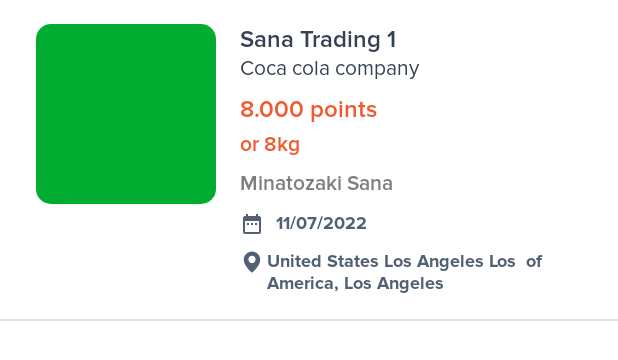
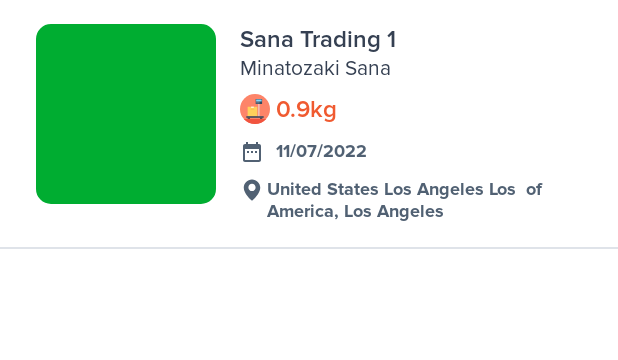
Before and after one commit to tranvanhien187/Mobile_Recycling-Collection-System, an Android app: the layout item_garbage_history.xml on its own in the app's theme, with its tools: preview values and no code run, on a phone screen of 412 x 824 dp. Shown: the top 360 px of the screen. Run offline under Robolectric (Android 15) with nearby library versions, the phone set to English and light mode, and no system bars; network calls fail.

Commit message:
Garbage History

```diff
--- a/app/src/main/java/datn/cnpm/rcsystem/domain/model/GarbageUserHistoryEntity.kt
+++ b/app/src/main/java/datn/cnpm/rcsystem/domain/model/GarbageUserHistoryEntity.kt
@@ -8,6 +8,7 @@ class GarbageUserHistoryEntity(
     val id: Int = 0,
     val dealerId: String? = null,
     val dealerName: String? = null,
+    val placeUrl: String? = null,
     val placeId: String? = null,
     val placeName: String? = null,
     val point: Int = 0,
@@ -24,6 +25,7 @@ fun GarbageUserHistoryResponse.mapToEntity(): GarbageUserHistoryEntity {
         id,
         dealerId,
         dealerName,
+        placeUrl,
         placeId,
         placeName,
         point,
--- a/app/src/main/java/datn/cnpm/rcsystem/feature/history/garbage/GarbageHistoryEvent.kt
+++ b/app/src/main/java/datn/cnpm/rcsystem/feature/history/garbage/GarbageHistoryEvent.kt
@@ -10,6 +10,6 @@ sealed interface GarbageHistoryEvent {
 
     object UserLoginSuccess : GarbageHistoryEvent
     data class UserUpdatedYet(val uuid: String) : GarbageHistoryEvent
-    object DealerLoginSuccess : GarbageHistoryEvent
+    object UnKnowError : GarbageHistoryEvent
     data class LoginFailure(val message: String) : GarbageHistoryEvent
 }
--- a/app/src/main/java/datn/cnpm/rcsystem/remote/NetworkConfig.kt
+++ b/app/src/main/java/datn/cnpm/rcsystem/remote/NetworkConfig.kt
@@ -14,5 +14,5 @@ object NetworkConfig {
 
     const val NETWORK_READ_TIMEOUT = 90
 
-    const val BASE_URL = "https://2176-2402-800-629c-acbb-ba-558b-3541-8986.ap.ngrok.io/"
+    const val BASE_URL = "https://729f-2402-800-629c-acbb-b172-a344-1b6f-3438.ap.ngrok.io/"
 }
--- /dev/null
+++ b/app/src/main/res/drawable/ic_weight.xml
@@ -0,0 +1,63 @@
+<vector xmlns:android="http://schemas.android.com/apk/res/android"
+    android:width="20dp"
+    android:height="20dp"
+    android:viewportWidth="508"
+    android:viewportHeight="508">
+    <path
+        android:fillColor="#FD8469"
+        android:pathData="M254,254m-254,0a254,254 0,1 1,508 0a254,254 0,1 1,-508 0" />
+    <path
+        android:fillColor="#F1543F"
+        android:pathData="M63.7,422.1C110.2,474.8 178.2,508 254,508s143.8,-33.2 190.3,-85.9H63.7z" />
+    <path
+        android:fillColor="#FFD05B"
+        android:pathData="M290.4,377.4H131.5c-1,0 -1.9,-0.8 -1.9,-1.9V216.7c0,-1 0.8,-1.9 1.9,-1.9h158.9c1,0 1.9,0.8 1.9,1.9v158.9C292.3,376.6 291.4,377.4 290.4,377.4z" />
+    <path
+        android:fillColor="#FFFFFF"
+        android:pathData="M188.2,214.8h45.5v17.9h-45.5z" />
+    <path
+        android:fillColor="#F9B54C"
+        android:pathData="M236.4,263.8h-50.8c-3.6,0 -6.5,-2.9 -6.5,-6.5l0,0c0,-3.6 2.9,-6.5 6.5,-6.5h50.8c3.6,0 6.5,2.9 6.5,6.5l0,0C242.8,260.9 239.9,263.8 236.4,263.8z" />
+    <path
+        android:fillColor="#E6E9EE"
+        android:pathData="M312.4,163.1h15.5v223.7h-15.5z" />
+    <path
+        android:fillColor="#324A5E"
+        android:pathData="M400.2,403.3H107.8c-0.7,0 -1.2,-0.5 -1.2,-1.2v-23.5c0,-0.7 0.5,-1.2 1.2,-1.2h292.3c0.7,0 1.2,0.5 1.2,1.2v23.5C401.4,402.8 400.8,403.3 400.2,403.3z" />
+    <path
+        android:fillColor="#2B3B4E"
+        android:pathData="M378.3,403.3h-39.4v16.3c0,0.3 0.2,0.5 0.5,0.5h38.4c0.3,0 0.5,-0.2 0.5,-0.5V403.3z" />
+    <path
+        android:fillColor="#2B3B4E"
+        android:pathData="M169.1,403.3h-39.4v16.3c0,0.3 0.2,0.5 0.5,0.5h38.4c0.3,0 0.5,-0.2 0.5,-0.5V403.3z" />
+    <path
+        android:fillColor="#324A5E"
+        android:pathData="M373.2,167.5H267c-0.7,0 -1.2,-0.5 -1.2,-1.2V85c0,-0.7 0.5,-1.2 1.2,-1.2h106.2c0.7,0 1.2,0.5 1.2,1.2v81.3C374.4,166.9 373.9,167.5 373.2,167.5z" />
+    <path
+        android:fillColor="#84DBFF"
+        android:pathData="M273.2,92.9h93.9v33.3h-93.9z" />
+    <path
+        android:fillColor="#CED5E0"
+        android:pathData="M273.2,132h9.7v9.7h-9.7z" />
+    <path
+        android:fillColor="#CED5E0"
+        android:pathData="M288.4,132h9.7v9.7h-9.7z" />
+    <path
+        android:fillColor="#CED5E0"
+        android:pathData="M303.6,132h9.7v9.7h-9.7z" />
+    <path
+        android:fillColor="#CED5E0"
+        android:pathData="M318.8,132h9.7v9.7h-9.7z" />
+    <path
+        android:fillColor="#CED5E0"
+        android:pathData="M273.2,147.2h9.7v9.7h-9.7z" />
+    <path
+        android:fillColor="#CED5E0"
+        android:pathData="M288.4,147.2h9.7v9.7h-9.7z" />
+    <path
+        android:fillColor="#CED5E0"
+        android:pathData="M303.6,147.2h9.7v9.7h-9.7z" />
+    <path
+        android:fillColor="#CED5E0"
+        android:pathData="M318.8,147.2h9.7v9.7h-9.7z" />
+</vector>
--- a/app/src/main/res/layout/item_garbage_history.xml
+++ b/app/src/main/res/layout/item_garbage_history.xml
@@ -1,6 +1,5 @@
 <?xml version="1.0" encoding="utf-8"?>
-<androidx.constraintlayout.widget.ConstraintLayout
-    xmlns:android="http://schemas.android.com/apk/res/android"
+<androidx.constraintlayout.widget.ConstraintLayout xmlns:android="http://schemas.android.com/apk/res/android"
     xmlns:app="http://schemas.android.com/apk/res-auto"
     xmlns:tools="http://schemas.android.com/tools"
     android:id="@+id/clGarbage"
@@ -22,37 +21,37 @@
         app:shapeAppearanceOverlay="@style/CustomShapeOverlay10"
         tools:src="@color/green_00ad31" />
 
-    <TextView
-        android:id="@+id/tvRegister"
-        android:layout_width="0dp"
-        android:layout_height="wrap_content"
-        android:background="@drawable/bg_register_type_bottom_8"
-        android:fontFamily="@font/proximanova_bold"
-        android:gravity="center"
-        android:paddingVertical="4dp"
-        android:text="@string/register_label"
-        android:textColor="@color/white"
-        android:textSize="12sp"
-        app:layout_constraintBottom_toBottomOf="@id/ivTPlace"
-        app:layout_constraintEnd_toEndOf="@id/ivTPlace"
-        app:layout_constraintStart_toStartOf="@id/ivTPlace"
-        tools:visibility="gone" />
+<!--    <TextView-->
+<!--        android:id="@+id/tvRegister"-->
+<!--        android:layout_width="0dp"-->
+<!--        android:layout_height="wrap_content"-->
+<!--        android:background="@drawable/bg_register_type_bottom_8"-->
+<!--        android:fontFamily="@font/proximanova_bold"-->
+<!--        android:gravity="center"-->
+<!--        android:paddingVertical="4dp"-->
+<!--        android:text="@string/register_label"-->
+<!--        android:textColor="@color/white"-->
+<!--        android:textSize="12sp"-->
+<!--        app:layout_constraintBottom_toBottomOf="@id/ivTPlace"-->
+<!--        app:layout_constraintEnd_toEndOf="@id/ivTPlace"-->
+<!--        app:layout_constraintStart_toStartOf="@id/ivTPlace"-->
+<!--        tools:visibility="gone" />-->
 
-    <TextView
-        android:id="@+id/tvReceive"
-        android:layout_width="0dp"
-        android:layout_height="wrap_content"
-        android:background="@drawable/bg_received_type_bottom_8"
-        android:fontFamily="@font/proximanova_bold"
-        android:gravity="center"
-        android:paddingVertical="4dp"
-        android:text="@string/received_label"
-        android:textColor="@color/white"
-        android:textSize="12sp"
-        app:layout_constraintBottom_toBottomOf="@id/ivTPlace"
-        app:layout_constraintEnd_toEndOf="@id/ivTPlace"
-        app:layout_constraintStart_toStartOf="@id/ivTPlace"
-        tools:visibility="gone" />
+<!--    <TextView-->
+<!--        android:id="@+id/tvReceive"-->
+<!--        android:layout_width="0dp"-->
+<!--        android:layout_height="wrap_content"-->
+<!--        android:background="@drawable/bg_received_type_bottom_8"-->
+<!--        android:fontFamily="@font/proximanova_bold"-->
+<!--        android:gravity="center"-->
+<!--        android:paddingVertical="4dp"-->
+<!--        android:text="@string/received_label"-->
+<!--        android:textColor="@color/white"-->
+<!--        android:textSize="12sp"-->
+<!--        app:layout_constraintBottom_toBottomOf="@id/ivTPlace"-->
+<!--        app:layout_constraintEnd_toEndOf="@id/ivTPlace"-->
+<!--        app:layout_constraintStart_toStartOf="@id/ivTPlace"-->
+<!--        tools:visibility="gone" />-->
 
     <TextView
         android:id="@+id/tvTPlaceName"
@@ -83,56 +82,24 @@
         app:layout_constraintEnd_toEndOf="parent"
         app:layout_constraintStart_toEndOf="@id/ivTPlace"
         app:layout_constraintTop_toBottomOf="@id/tvTPlaceName"
-        tools:text="Coca cola company" />
+        tools:text="Minatozaki Sana" />
 
     <TextView
-        android:id="@+id/tvPoint"
-        android:layout_width="0dp"
+        android:id="@+id/tvWeight"
+        android:layout_width="wrap_content"
         android:layout_height="wrap_content"
         android:layout_marginStart="16dp"
         android:layout_marginTop="8dp"
         android:layout_marginEnd="24dp"
+        android:drawableStart="@drawable/ic_weight"
+        android:drawablePadding="4dp"
         android:fontFamily="@font/proximanova_sbold"
         android:textColor="@color/orange_f05a30"
         android:textSize="16sp"
-        app:layout_constraintEnd_toEndOf="parent"
         app:layout_constraintHorizontal_bias="0"
         app:layout_constraintStart_toEndOf="@id/ivTPlace"
         app:layout_constraintTop_toBottomOf="@id/tvDealerName"
-        tools:text="8.000 points" />
-
-    <TextView
-        android:id="@+id/tvGarbageWeight"
-        android:layout_width="0dp"
-        android:layout_height="wrap_content"
-        android:layout_marginStart="16dp"
-        android:layout_marginTop="4dp"
-        android:layout_marginEnd="24dp"
-        android:fontFamily="@font/proximanova_sbold"
-        android:paddingStart="0dp"
-        android:paddingEnd="16dp"
-        android:textColor="@color/orange_f05a30"
-        android:textSize="14sp"
-        app:layout_constraintEnd_toEndOf="parent"
-        app:layout_constraintHorizontal_bias="0"
-        app:layout_constraintStart_toEndOf="@id/ivTPlace"
-        app:layout_constraintTop_toBottomOf="@+id/tvPoint"
-        tools:text="or 8kg" />
-
-    <TextView
-        android:id="@+id/tvDealerNamea"
-        android:layout_width="wrap_content"
-        android:layout_height="wrap_content"
-        android:layout_marginStart="16dp"
-        android:layout_marginTop="8dp"
-        android:fontFamily="@font/proximanova_sbold"
-        android:textColor="@color/grey_7e7e7e"
-        android:textSize="14sp"
-        app:layout_constraintEnd_toEndOf="parent"
-        app:layout_constraintHorizontal_bias="0"
-        app:layout_constraintStart_toEndOf="@id/ivTPlace"
-        app:layout_constraintTop_toBottomOf="@+id/tvGarbageWeight"
-        tools:text="Minatozaki Sana" />
+        tools:text="0.9kg" />
 
     <ImageView
         android:id="@+id/ivDate"
@@ -143,7 +110,7 @@
         android:layout_marginTop="10dp"
         android:src="@drawable/ic_date"
         app:layout_constraintStart_toEndOf="@id/ivTPlace"
-        app:layout_constraintTop_toBottomOf="@id/tvDealerNamea"
+        app:layout_constraintTop_toBottomOf="@id/tvWeight"
         tools:ignore="ContentDescription" />
 
     <TextView
@@ -163,7 +130,7 @@
         app:layout_constraintBottom_toTopOf="@id/vLine"
         app:layout_constraintEnd_toEndOf="parent"
         app:layout_constraintStart_toEndOf="@id/imgMapPin"
-        app:layout_constraintTop_toBottomOf="@id/tvDealerNamea"
+        app:layout_constraintTop_toBottomOf="@id/tvWeight"
         app:layout_constraintVertical_bias="0"
         tools:text="11/07/2022" />
 
```
Also changed, not shown: app/src/main/java/datn/cnpm/rcsystem/feature/history/garbage/GarbageAdapter.kt (added, +55 -0 lines), app/src/main/java/datn/cnpm/rcsystem/feature/history/garbage/GarbageHistoryFragment.kt (+20 -1 lines), app/src/main/java/datn/cnpm/rcsystem/feature/history/garbage/GarbageHistoryState.kt (+6 -1 lines), app/src/main/java/datn/cnpm/rcsystem/feature/history/garbage/GarbageHistoryViewModel.kt (+14 -36 lines), app/src/main/res/layout/fragment_garbage_history.xml (+11 -1 lines).
